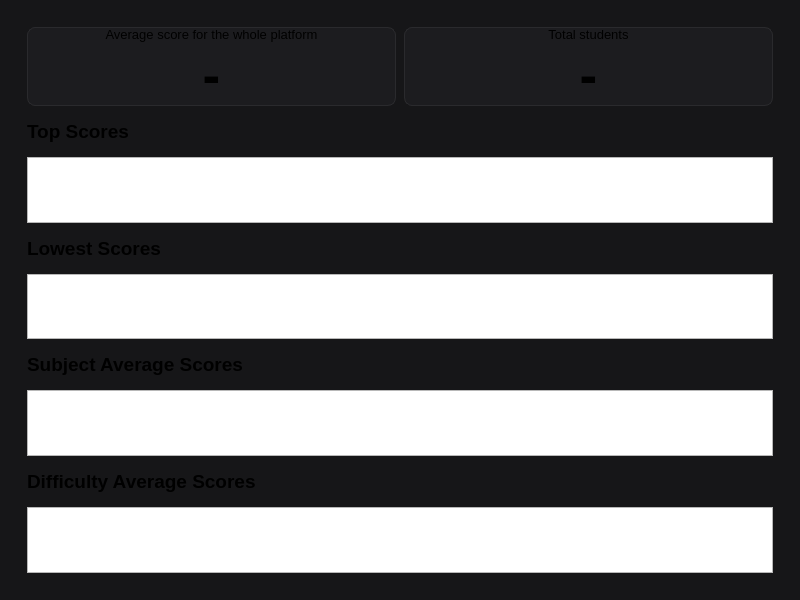
The window that src/ui/statistics/statistics.ui (DIDimov24/Aethera) describes before a commit, drawn with Qt 5.
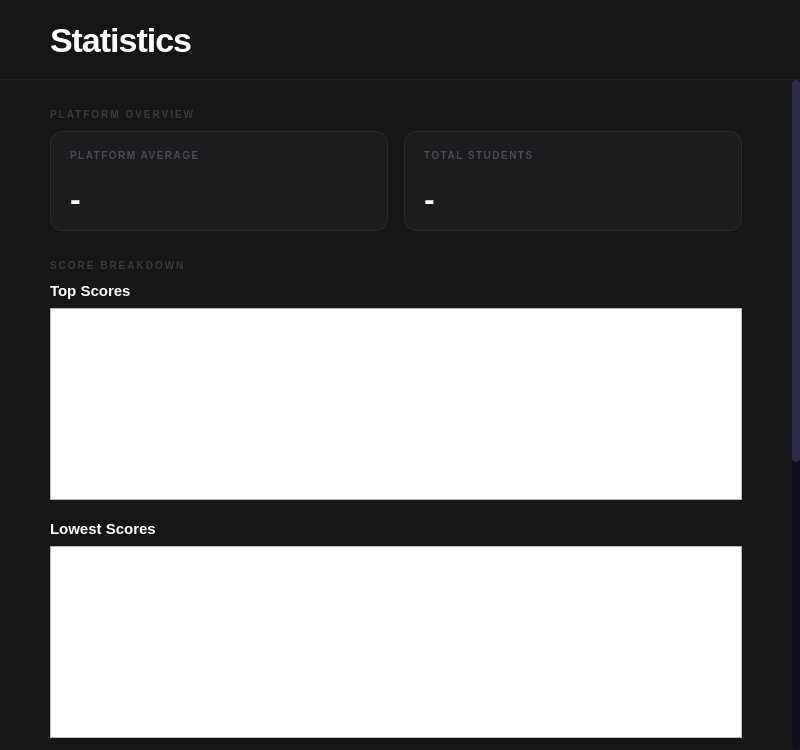
The same window after the commit. Custom widgets are drawn as their Qt base class.

```diff
--- a/src/ui/statistics/statistics.ui
+++ b/src/ui/statistics/statistics.ui
@@ -2,58 +2,55 @@
 <ui version="4.0">
  <class>Statistics</class>
  <widget class="QWidget" name="Statistics">
-  <property name="geometry">
-   <rect>
-    <x>0</x>
-    <y>0</y>
-    <width>800</width>
-    <height>600</height>
-   </rect>
-  </property>
-  <property name="windowTitle">
-   <string>Statistics</string>
-  </property>
+  <property name="geometry"><rect><x>0</x><y>0</y><width>800</width><height>750</height></rect></property>
+  <property name="windowTitle"><string>Statistics</string></property>
   <property name="styleSheet">
    <string notr="true">
-QWidget#Statistics {
-    background-color: #161618;
-}
-QWidget#scrollAreaWidgetContents {
-    background-color: #161618;
-}
-QScrollArea {
-    background-color: #161618;
-    border: none;
-}
-QScrollBar:vertical {
-    background: #0f0e1a;
-    width: 8px;
-    border-radius: 4px;
-}
-QScrollBar::handle:vertical {
-    background: #2e2c50;
-    border-radius: 4px;
-    min-height: 30px;
-}
-QScrollBar::add-line:vertical,
-QScrollBar::sub-line:vertical {
-    height: 0;
-}
-QWidget#averageScoreCard,
-QWidget#totalStudentsCard {
-    background-color: #1c1c1f;
-    border-radius: 8px;
-    border: 1px solid #2a2a2d;
-    padding: 16px;
-}
-QChartView {
-    background-color: #1c1c1f;
-    border-radius: 8px;
-    border: 1px solid #2a2a2d;
-}
+QWidget#Statistics { background-color: #161618; }
+QWidget#statisticsHeader { background-color: #161618; border-bottom: 1px solid #222224; }
+QLabel#labelStatisticsHeaderTitle { color: #ffffff; font-size: 34px; font-weight: 700; letter-spacing: -1px; }
+QWidget#scrollAreaWidgetContents { background-color: #161618; }
+QScrollArea { background-color: #161618; border: none; }
+QScrollBar:vertical { background: #0f0e1a; width: 8px; border-radius: 4px; }
+QScrollBar::handle:vertical { background: #2e2c50; border-radius: 4px; min-height: 30px; }
+QScrollBar::add-line:vertical, QScrollBar::sub-line:vertical { height: 0; }
+QLabel#labelSectionSummary, QLabel#labelSectionCharts { color: #3a3a3e; font-size: 10px; font-weight: 600; letter-spacing: 2px; }
+QLabel#labelChartTitle1, QLabel#labelChartTitle2, QLabel#labelChartTitle3, QLabel#labelChartTitle4 { color: #ffffff; font-size: 15px; font-weight: 600; }
+QWidget#averageScoreCard, QWidget#totalStudentsCard { background-color: #1c1c1f; border-radius: 12px; border: 1px solid #2a2a2d; }
+QLabel#averageScoreLabel_text, QLabel#totalStudentsLabel_text { color: #4a4a52; font-size: 10px; font-weight: 600; letter-spacing: 1.5px; }
+QLabel#averageScoreLabel, QLabel#totalStudentsLabel { color: #ffffff; font-size: 32px; font-weight: 700; letter-spacing: -1px; }
+QChartView { background-color: #1c1c1f; border-radius: 12px; border: 1px solid #2a2a2d; }
    </string>
   </property>
   <layout class="QVBoxLayout" name="outerLayout">
+   <property name="spacing"><number>0</number></property>
+   <property name="leftMargin"><number>0</number></property>
+   <property name="topMargin"><number>0</number></property>
+   <property name="rightMargin"><number>0</number></property>
+   <property name="bottomMargin"><number>0</number></property>
+   <item>
+    <widget class="QWidget" name="statisticsHeader" native="true">
+     <property name="minimumSize"><size><width>0</width><height>80</height></size></property>
+     <property name="maximumSize"><size><width>16777215</width><height>80</height></size></property>
+     <layout class="QHBoxLayout" name="statisticsHeaderLayout">
+      <property name="leftMargin"><number>50</number></property>
+      <property name="topMargin"><number>0</number></property>
+      <property name="rightMargin"><number>50</number></property>
+      <property name="bottomMargin"><number>0</number></property>
+      <item>
+       <widget class="QLabel" name="labelStatisticsHeaderTitle">
+        <property name="text"><string>Statistics</string></property>
+       </widget>
+      </item>
+      <item>
+       <spacer name="statisticsHeaderSpacer">
+        <property name="orientation"><enum>Qt::Orientation::Horizontal</enum></property>
+        <property name="sizeHint" stdset="0"><size><width>40</width><height>20</height></size></property>
+       </spacer>
+      </item>
+     </layout>
+    </widget>
+   </item>
    <item>
     <widget class="QScrollArea" name="scrollArea">
      <property name="frameShape">
@@ -64,275 +61,144 @@
      </property>
      <widget class="QWidget" name="scrollAreaWidgetContents">
       <layout class="QVBoxLayout" name="mainLayout">
-       <property name="leftMargin">
-        <number>16</number>
-       </property>
-       <property name="topMargin">
-        <number>16</number>
-       </property>
-       <property name="rightMargin">
-        <number>16</number>
-       </property>
-       <property name="bottomMargin">
-        <number>16</number>
-       </property>
-       <property name="spacing">
-        <number>14</number>
-       </property>
+       <property name="leftMargin"><number>50</number></property>
+       <property name="topMargin"><number>28</number></property>
+       <property name="rightMargin"><number>50</number></property>
+       <property name="bottomMargin"><number>40</number></property>
+       <property name="spacing"><number>0</number></property>
        <item>
-        <spacer name="topSpacer">
-         <property name="orientation">
-          <enum>Qt::Vertical</enum>
-         </property>
-         <property name="sizeHint" stdset="0">
-          <size>
-           <width>20</width>
-           <height>24</height>
-          </size>
-         </property>
-        </spacer>
+        <widget class="QLabel" name="labelSectionSummary">
+         <property name="text"><string>PLATFORM OVERVIEW</string></property>
+        </widget>
+       </item>
+       <item>
+        <widget class="QWidget" name="gapSectionLabel" native="true">
+         <property name="minimumSize"><size><width>0</width><height>10</height></size></property>
+         <property name="maximumSize"><size><width>16777215</width><height>10</height></size></property>
+        </widget>
        </item>
        <item>
         <layout class="QHBoxLayout" name="statsCardsLayout">
-         <property name="spacing">
-          <number>8</number>
-         </property>
+         <property name="spacing"><number>16</number></property>
          <item>
           <widget class="QWidget" name="averageScoreCard">
-           <property name="sizePolicy">
-            <sizepolicy hsizetype="Expanding" vsizetype="Preferred">
-             <horstretch>0</horstretch>
-             <verstretch>0</verstretch>
-            </sizepolicy>
-           </property>
-           <property name="minimumHeight">
-            <number>100</number>
-           </property>
+           <property name="sizePolicy"><sizepolicy hsizetype="Expanding" vsizetype="Fixed"><horstretch>0</horstretch><verstretch>0</verstretch></sizepolicy></property>
+           <property name="minimumSize"><size><width>0</width><height>100</height></size></property>
+           <property name="maximumSize"><size><width>16777215</width><height>100</height></size></property>
            <layout class="QVBoxLayout" name="averageScoreCardLayout">
-            <property name="leftMargin">
-             <number>0</number>
-            </property>
-            <property name="topMargin">
-             <number>0</number>
-            </property>
-            <property name="rightMargin">
-             <number>0</number>
-            </property>
-            <property name="bottomMargin">
-             <number>0</number>
-            </property>
-            <property name="spacing">
-             <number>4</number>
-            </property>
-            <item>
-             <widget class="QLabel" name="averageScoreLabel_text">
-              <property name="text">
-               <string>Average score for the whole platform</string>
-              </property>
-              <property name="font">
-               <font>
-                <pointsize>10</pointsize>
-               </font>
-              </property>
-              <property name="alignment">
-               <set>Qt::AlignCenter</set>
-              </property>
-             </widget>
-            </item>
-            <item>
-             <widget class="QLabel" name="averageScoreLabel">
-              <property name="text">
-               <string>-</string>
-              </property>
-              <property name="font">
-               <font>
-                <pointsize>40</pointsize>
-                <bold>true</bold>
-               </font>
-              </property>
-              <property name="alignment">
-               <set>Qt::AlignCenter</set>
-              </property>
-             </widget>
-            </item>
+            <property name="spacing"><number>4</number></property>
+            <property name="leftMargin"><number>20</number></property>
+            <property name="topMargin"><number>18</number></property>
+            <property name="rightMargin"><number>20</number></property>
+            <property name="bottomMargin"><number>14</number></property>
+            <item><widget class="QLabel" name="averageScoreLabel_text"><property name="text"><string>PLATFORM AVERAGE</string></property><property name="alignment"><set>Qt::AlignLeft</set></property></widget></item>
+            <item><widget class="QLabel" name="averageScoreLabel"><property name="text"><string>-</string></property><property name="alignment"><set>Qt::AlignLeft</set></property></widget></item>
            </layout>
           </widget>
          </item>
          <item>
           <widget class="QWidget" name="totalStudentsCard">
-           <property name="sizePolicy">
-            <sizepolicy hsizetype="Expanding" vsizetype="Preferred">
-             <horstretch>0</horstretch>
-             <verstretch>0</verstretch>
-            </sizepolicy>
-           </property>
+           <property name="sizePolicy"><sizepolicy hsizetype="Expanding" vsizetype="Fixed"><horstretch>0</horstretch><verstretch>0</verstretch></sizepolicy></property>
+           <property name="minimumSize"><size><width>0</width><height>100</height></size></property>
+           <property name="maximumSize"><size><width>16777215</width><height>100</height></size></property>
            <layout class="QVBoxLayout" name="totalStudentsCardLayout">
-            <property name="leftMargin">
-             <number>0</number>
-            </property>
-            <property name="topMargin">
-             <number>0</number>
-            </property>
-            <property name="rightMargin">
-             <number>0</number>
-            </property>
-            <property name="bottomMargin">
-             <number>0</number>
-            </property>
-            <property name="spacing">
-             <number>4</number>
-            </property>
-            <item>
-             <widget class="QLabel" name="totalStudentsLabel_text">
-              <property name="text">
-               <string>Total students</string>
-              </property>
-              <property name="font">
-               <font>
-                <pointsize>10</pointsize>
-               </font>
-              </property>
-              <property name="alignment">
-               <set>Qt::AlignCenter</set>
-              </property>
-             </widget>
-            </item>
-            <item>
-             <widget class="QLabel" name="totalStudentsLabel">
-              <property name="text">
-               <string>-</string>
-              </property>
-              <property name="font">
-               <font>
-                <pointsize>40</pointsize>
-                <bold>true</bold>
-               </font>
-              </property>
-              <property name="alignment">
-               <set>Qt::AlignCenter</set>
-              </property>
-             </widget>
-            </item>
+            <property name="spacing"><number>4</number></property>
+            <property name="leftMargin"><number>20</number></property>
+            <property name="topMargin"><number>18</number></property>
+            <property name="rightMargin"><number>20</number></property>
+            <property name="bottomMargin"><number>14</number></property>
+            <item><widget class="QLabel" name="totalStudentsLabel_text"><property name="text"><string>TOTAL STUDENTS</string></property><property name="alignment"><set>Qt::AlignLeft</set></property></widget></item>
+            <item><widget class="QLabel" name="totalStudentsLabel"><property name="text"><string>-</string></property><property name="alignment"><set>Qt::AlignLeft</set></property></widget></item>
            </layout>
           </widget>
          </item>
         </layout>
        </item>
        <item>
-        <spacer name="summaryToChartsSpacer">
-         <property name="orientation">
-          <enum>Qt::Vertical</enum>
-         </property>
-         <property name="sizeHint" stdset="0">
-          <size>
-           <width>20</width>
-           <height>48</height>
-          </size>
-         </property>
-        </spacer>
+        <widget class="QWidget" name="gapToCharts" native="true">
+         <property name="minimumSize"><size><width>0</width><height>28</height></size></property>
+         <property name="maximumSize"><size><width>16777215</width><height>28</height></size></property>
+        </widget>
        </item>
+       <item><widget class="QLabel" name="labelSectionCharts"><property name="text"><string>SCORE BREAKDOWN</string></property></widget></item>
        <item>
-        <widget class="QLabel" name="highestLabel">
-         <property name="text">
-          <string>Top Scores</string>
-         </property>
-         <property name="font">
-          <font>
-           <pointsize>14</pointsize>
-           <bold>true</bold>
-          </font>
-         </property>
+        <widget class="QWidget" name="gapSectionLabel2" native="true">
+         <property name="minimumSize"><size><width>0</width><height>10</height></size></property>
+         <property name="maximumSize"><size><width>16777215</width><height>10</height></size></property>
+        </widget>
+       </item>
+       <item><widget class="QLabel" name="labelChartTitle1"><property name="text"><string>Top Scores</string></property></widget></item>
+       <item>
+        <widget class="QWidget" name="gapChart1" native="true">
+         <property name="minimumSize"><size><width>0</width><height>8</height></size></property>
+         <property name="maximumSize"><size><width>16777215</width><height>8</height></size></property>
         </widget>
        </item>
        <item>
         <widget class="QChartView" name="highestChartView">
-         <property name="minimumHeight">
-          <number>280</number>
-         </property>
-         <property name="sizePolicy">
-          <sizepolicy hsizetype="Expanding" vsizetype="Expanding">
-           <horstretch>0</horstretch>
-           <verstretch>0</verstretch>
-          </sizepolicy>
-         </property>
+         <property name="minimumHeight"><number>240</number></property>
+         <property name="maximumHeight"><number>240</number></property>
+         <property name="sizePolicy"><sizepolicy hsizetype="Expanding" vsizetype="Fixed"><horstretch>0</horstretch><verstretch>0</verstretch></sizepolicy></property>
         </widget>
        </item>
        <item>
-        <widget class="QLabel" name="lowestLabel">
-         <property name="text">
-          <string>Lowest Scores</string>
-         </property>
-         <property name="font">
-          <font>
-           <pointsize>14</pointsize>
-           <bold>true</bold>
-          </font>
-         </property>
+        <widget class="QWidget" name="gapBetweenCharts1" native="true">
+         <property name="minimumSize"><size><width>0</width><height>20</height></size></property>
+         <property name="maximumSize"><size><width>16777215</width><height>20</height></size></property>
+        </widget>
+       </item>
+       <item><widget class="QLabel" name="labelChartTitle2"><property name="text"><string>Lowest Scores</string></property></widget></item>
+       <item>
+        <widget class="QWidget" name="gapChart2" native="true">
+         <property name="minimumSize"><size><width>0</width><height>8</height></size></property>
+         <property name="maximumSize"><size><width>16777215</width><height>8</height></size></property>
         </widget>
        </item>
        <item>
         <widget class="QChartView" name="lowestChartView">
-         <property name="minimumHeight">
-          <number>280</number>
-         </property>
-         <property name="sizePolicy">
-          <sizepolicy hsizetype="Expanding" vsizetype="Expanding">
-           <horstretch>0</horstretch>
-           <verstretch>0</verstretch>
-          </sizepolicy>
-         </property>
+         <property name="minimumHeight"><number>240</number></property>
+         <property name="maximumHeight"><number>240</number></property>
+         <property name="sizePolicy"><sizepolicy hsizetype="Expanding" vsizetype="Fixed"><horstretch>0</horstretch><verstretch>0</verstretch></sizepolicy></property>
         </widget>
        </item>
        <item>
-        <widget class="QLabel" name="subjectTitle">
-         <property name="text">
-          <string>Subject Average Scores</string>
-         </property>
-         <property name="font">
-          <font>
-           <pointsize>14</pointsize>
-           <bold>true</bold>
-          </font>
-         </property>
+        <widget class="QWidget" name="gapBetweenCharts2" native="true">
+         <property name="minimumSize"><size><width>0</width><height>20</height></size></property>
+         <property name="maximumSize"><size><width>16777215</width><height>20</height></size></property>
+        </widget>
+       </item>
+       <item><widget class="QLabel" name="labelChartTitle3"><property name="text"><string>Subject Average Scores</string></property></widget></item>
+       <item>
+        <widget class="QWidget" name="gapChart3" native="true">
+         <property name="minimumSize"><size><width>0</width><height>8</height></size></property>
+         <property name="maximumSize"><size><width>16777215</width><height>8</height></size></property>
         </widget>
        </item>
        <item>
         <widget class="QChartView" name="subjectChartView">
-         <property name="minimumHeight">
-          <number>260</number>
-         </property>
-         <property name="sizePolicy">
-          <sizepolicy hsizetype="Expanding" vsizetype="Expanding">
-           <horstretch>0</horstretch>
-           <verstretch>0</verstretch>
-          </sizepolicy>
-         </property>
+         <property name="minimumHeight"><number>240</number></property>
+         <property name="maximumHeight"><number>240</number></property>
+         <property name="sizePolicy"><sizepolicy hsizetype="Expanding" vsizetype="Fixed"><horstretch>0</horstretch><verstretch>0</verstretch></sizepolicy></property>
         </widget>
        </item>
        <item>
-        <widget class="QLabel" name="difficultyTitle">
-         <property name="text">
-          <string>Difficulty Average Scores</string>
-         </property>
-         <property name="font">
-          <font>
-           <pointsize>14</pointsize>
-           <bold>true</bold>
-          </font>
-         </property>
+        <widget class="QWidget" name="gapBetweenCharts3" native="true">
+         <property name="minimumSize"><size><width>0</width><height>20</height></size></property>
+         <property name="maximumSize"><size><width>16777215</width><height>20</height></size></property>
+        </widget>
+       </item>
+       <item><widget class="QLabel" name="labelChartTitle4"><property name="text"><string>Difficulty Average Scores</string></property></widget></item>
+       <item>
+        <widget class="QWidget" name="gapChart4" native="true">
+         <property name="minimumSize"><size><width>0</width><height>8</height></size></property>
+         <property name="maximumSize"><size><width>16777215</width><height>8</height></size></property>
         </widget>
        </item>
        <item>
         <widget class="QChartView" name="difficultyChartView">
-         <property name="minimumHeight">
-          <number>260</number>
-         </property>
-         <property name="sizePolicy">
-          <sizepolicy hsizetype="Expanding" vsizetype="Expanding">
-           <horstretch>0</horstretch>
-           <verstretch>0</verstretch>
-          </sizepolicy>
-         </property>
+         <property name="minimumHeight"><number>240</number></property>
+         <property name="maximumHeight"><number>240</number></property>
+         <property name="sizePolicy"><sizepolicy hsizetype="Expanding" vsizetype="Fixed"><horstretch>0</horstretch><verstretch>0</verstretch></sizepolicy></property>
         </widget>
        </item>
        <item>
```
Left out of the diff: 19 changed lines with no effect on the pictures.
